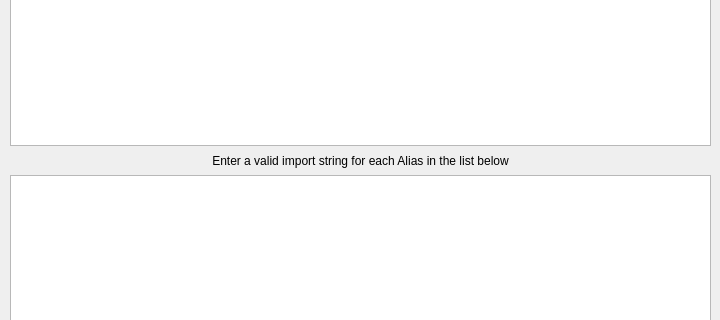
melak/veroroute, file src/aliasdialog.ui: the form before one commit; both pictures show x 0 to 720 and y 85 to 405 of the 720 by 510 pixel window.
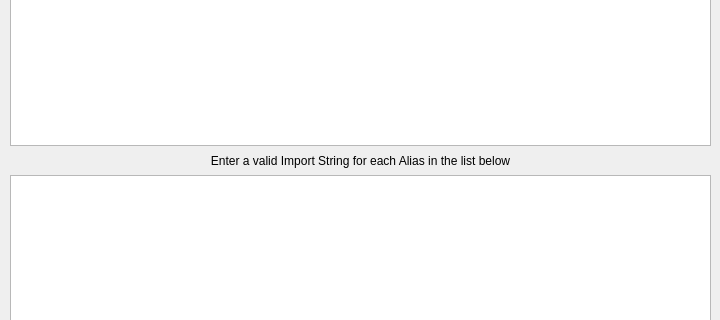
The form after the commit.

Commit message: Tweak text in Alias Dialog

```diff
--- a/src/aliasdialog.ui
+++ b/src/aliasdialog.ui
@@ -112,7 +112,7 @@
     </rect>
    </property>
    <property name="text">
-    <string>Enter a valid import string for each Alias in the list below</string>
+    <string>Enter a valid Import String for each Alias in the list below</string>
    </property>
    <property name="alignment">
     <set>Qt::AlignCenter</set>
```
Left out of the diff: 2 changed lines with no effect on the pictures.
